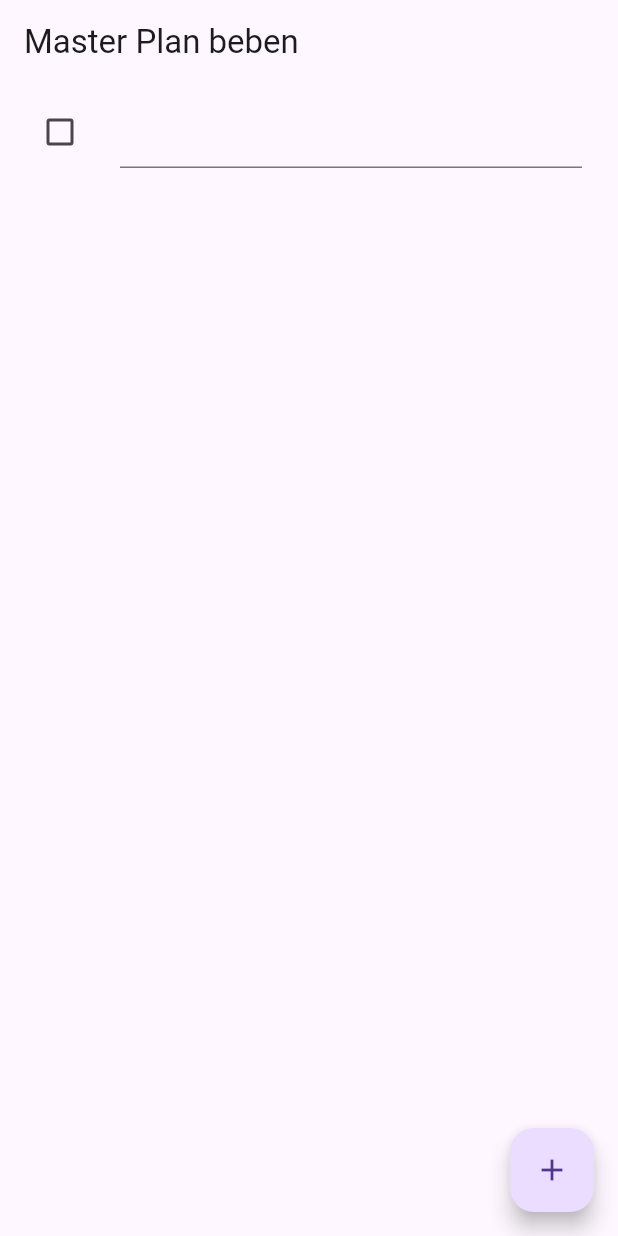
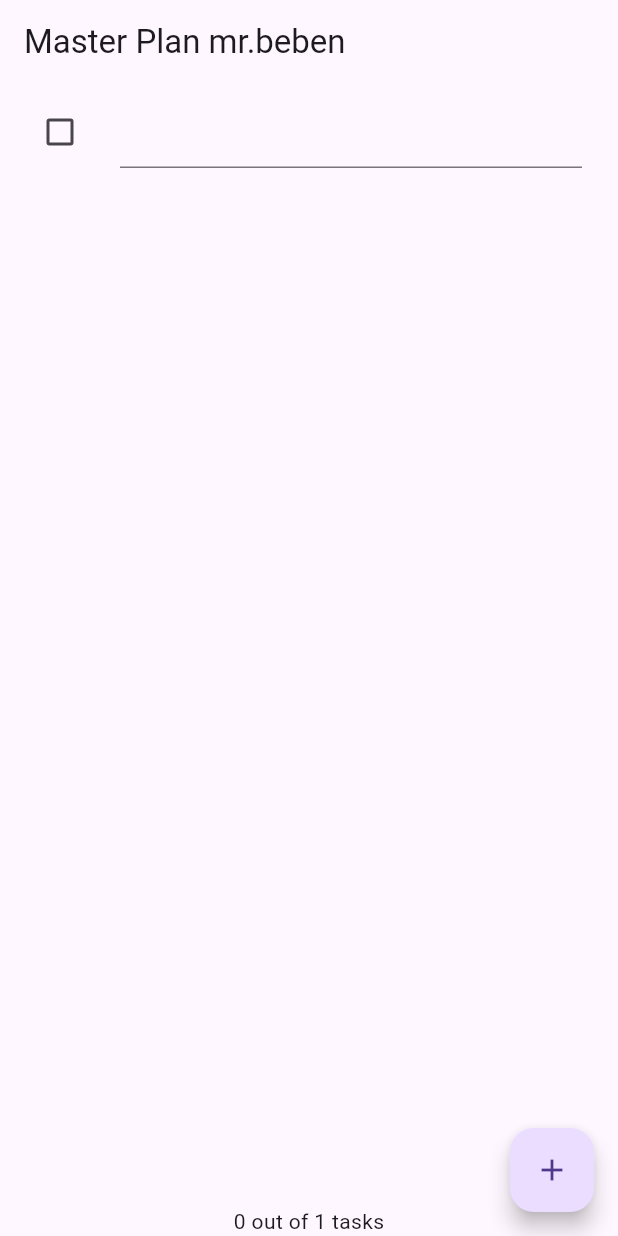
Before and after one commit to muhamadbeben/master_plan, a Flutter app: the screen it shows after launch, after a tap on the "add" icon, on a phone screen of 412 x 824 dp. Run offline on Flutter 3.47's test engine with Material 3 defaults, Android fonts, the phone set to English and light mode, and no system bars.

Commit message:
Praktikum2

```diff
--- a/lib/main.dart
+++ b/lib/main.dart
@@ -1,5 +1,7 @@
 import 'package:flutter/material.dart';
 import '../views/plan_screen.dart';
+import '../provider/plan_provider.dart';
+import '../models/data_layer.dart';
 
 void main() => runApp(MasterPlanApp());
 
@@ -9,8 +11,11 @@ class MasterPlanApp extends StatelessWidget {
   @override
   Widget build(BuildContext context) {
     return MaterialApp(
-     theme: ThemeData(primarySwatch: Colors.purple),
-     home: PlanScreen(),
+      theme: ThemeData(primarySwatch: Colors.purple),
+      home: PlanProvider(
+        notifier: ValueNotifier<Plan>(const Plan()),
+        child: const PlanScreen(),
+      ),
     );
   }
 }
--- a/lib/models/Plan.dart
+++ b/lib/models/Plan.dart
@@ -5,4 +5,10 @@ class Plan {
   final List<Task> tasks;
 
   const Plan({this.name = '', this.tasks = const []});
+  int get completedCount => tasks
+  .where((task) => task.complete)
+  .length;
+
+String get completenessMessage =>
+  '$completedCount out of ${tasks.length} tasks';
 }
--- a/lib/models/data_layer.dart
+++ b/lib/models/data_layer.dart
@@ -1,2 +1,2 @@
-export 'plan.dart';
+export 'Plan.dart';
 export 'task.dart';
--- /dev/null
+++ b/lib/provider/plan_provider.dart
@@ -0,0 +1,13 @@
+import 'package:flutter/material.dart';
+import '../models/data_layer.dart';
+
+class PlanProvider extends InheritedNotifier<ValueNotifier<Plan>> {
+  const PlanProvider({super.key, required Widget child, required
+   ValueNotifier<Plan> notifier})
+  : super(child: child, notifier: notifier);
+
+  static ValueNotifier<Plan> of(BuildContext context) {
+   return context.
+    dependOnInheritedWidgetOfExactType<PlanProvider>()!.notifier!;
+  }
+}
--- a/lib/views/plan_screen.dart
+++ b/lib/views/plan_screen.dart
@@ -1,5 +1,6 @@
 import '../models/data_layer.dart';
 import 'package:flutter/material.dart';
+import '../provider/plan_provider.dart';
 
 class PlanScreen extends StatefulWidget {
   const PlanScreen({super.key});
@@ -12,71 +13,61 @@ class _PlanScreenState extends State<PlanScreen> {
   late ScrollController scrollController;
   Plan plan = const Plan();
 
-  @override
-  Widget build(BuildContext context) {
-    return Scaffold(
-      // ganti ‘Namaku' dengan Nama panggilan Anda
-      appBar: AppBar(title: const Text('Master Plan beben')),
-      body: _buildList(),
-      floatingActionButton: _buildAddTaskButton(),
-    );
-  }
-
-  Widget _buildAddTaskButton() {
+  Widget _buildAddTaskButton(BuildContext context) {
+    ValueNotifier<Plan> planNotifier = PlanProvider.of(context);
     return FloatingActionButton(
       child: const Icon(Icons.add),
       onPressed: () {
-        setState(() {
-          plan = Plan(
-            name: plan.name,
-            tasks: List<Task>.from(plan.tasks)..add(const Task()),
+        Plan currentPlan = planNotifier.value;
+        planNotifier.value = Plan(
+          name: currentPlan.name,
+          tasks: List<Task>.from(currentPlan.tasks)..add(const Task()),
         );
-        });
       },
     );
   }
 
-  Widget _buildList() {
+  Widget _buildList(Plan plan) {
     return ListView.builder(
+      controller: scrollController,
       itemCount: plan.tasks.length,
-      itemBuilder: (context, index) => _buildTaskTile(plan.tasks[index], index),
+      itemBuilder: (context, index) =>
+          _buildTaskTile(plan.tasks[index], index, context),
     );
   }
 
-  Widget _buildTaskTile(Task task, int index) {
+  Widget _buildTaskTile(Task task, int index, BuildContext context) {
+    ValueNotifier<Plan> planNotifier = PlanProvider.of(context);
     return ListTile(
       leading: Checkbox(
           value: task.complete,
           onChanged: (selected) {
-            setState(() {
-              plan = Plan(
-                name: plan.name,
-                tasks: List<Task>.from(plan.tasks)
+            Plan currentPlan = planNotifier.value;
+            planNotifier.value = Plan(
+              name: currentPlan.name,
+              tasks: List<Task>.from(currentPlan.tasks)
                 ..[index] = Task(
                   description: task.description,
                   complete: selected ?? false,
                 ),
             );
-            });
           }),
       title: TextFormField(
         initialValue: task.description,
         onChanged: (text) {
-          setState(() {
-            plan = Plan(
-              name: plan.name,
-              tasks: List<Task>.from(plan.tasks)
+          Plan currentPlan = planNotifier.value;
+          planNotifier.value = Plan(
+            name: currentPlan.name,
+            tasks: List<Task>.from(currentPlan.tasks)
               ..[index] = Task(
                 description: text,
                 complete: task.complete,
               ),
           );
-          });
         },
       ),
     );
   }
-
 @override
 void initState() {
   super.initState();
@@ -87,8 +78,21 @@ class _PlanScreenState extends State<PlanScreen> {
 }
 
   @override
-  void dispose() {
-    scrollController.dispose();
-    super.dispose();
+  Widget build(BuildContext context) {
+    return Scaffold(
+      appBar: AppBar(title: const Text('Master Plan mr.beben')),
+      body: ValueListenableBuilder<Plan>(
+        valueListenable: PlanProvider.of(context),
+        builder: (context, plan, child) {
+          return Column(
+            children: [
+              Expanded(child: _buildList(plan)),
+              SafeArea(child: Text(plan.completenessMessage))
+            ],
+          );
+        },
+      ),
+      floatingActionButton: _buildAddTaskButton(context),
+    );
   }
 }
```
Also changed, not shown: 2 other files. Lines whose indentation alone changed are shown as unchanged.
